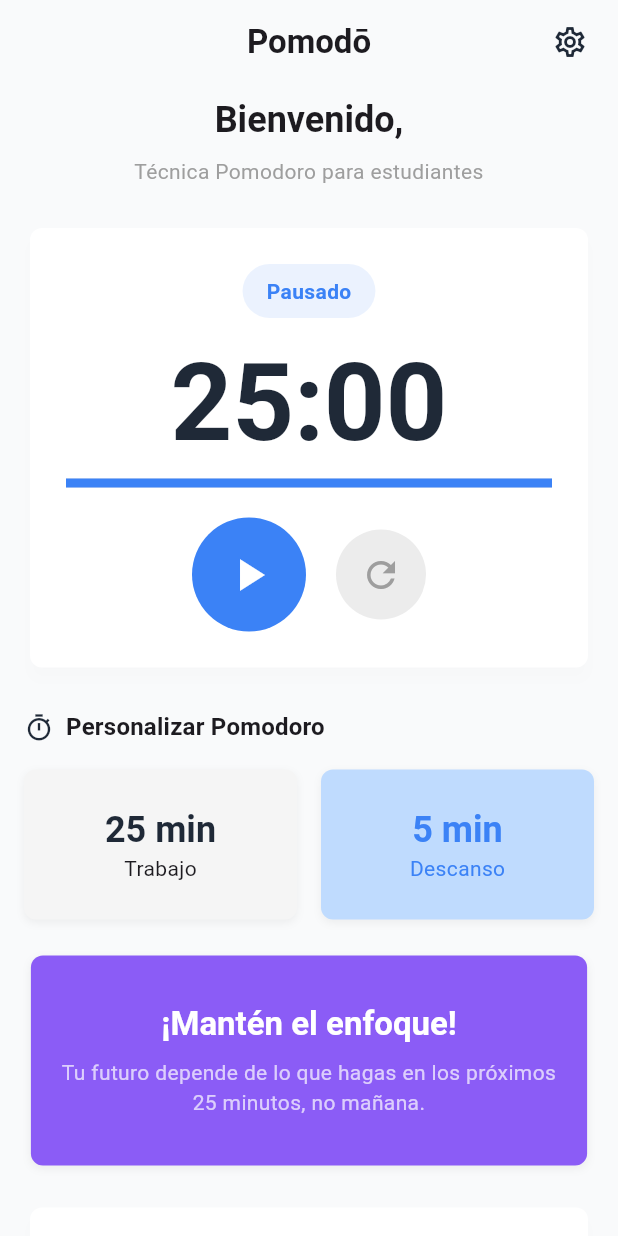
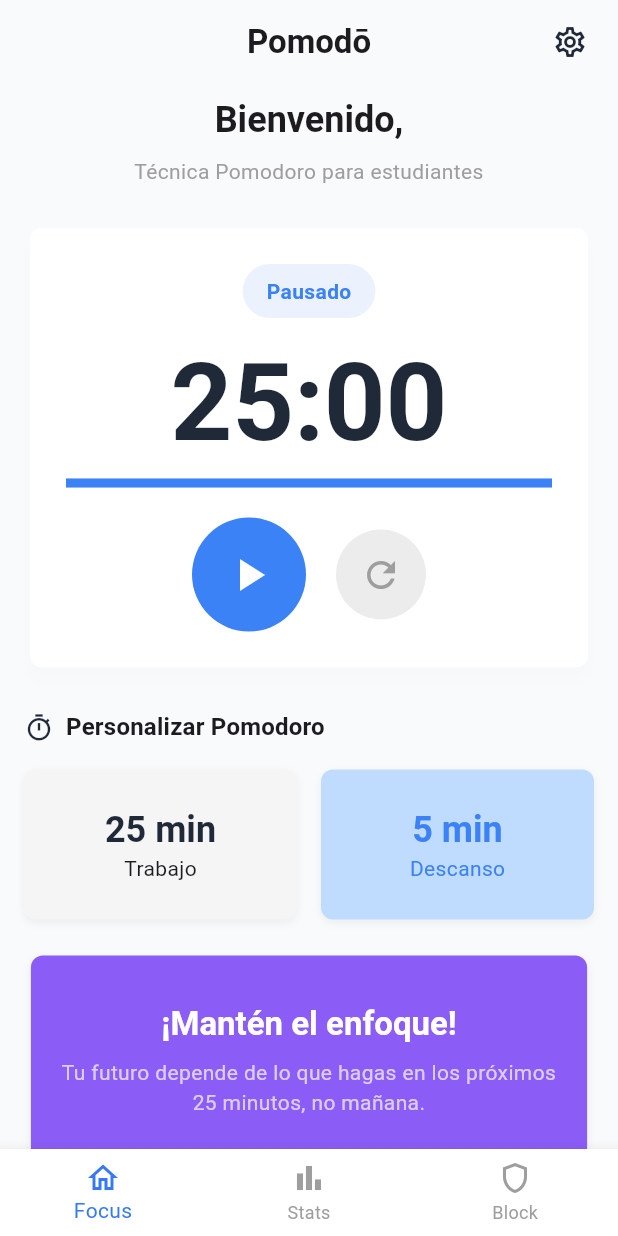
Before and after one commit to LautaroVegaa/Pomodo-app, a Flutter app: the PomodoroScreen screen opened directly, on a phone screen of 412 x 824 dp. Run offline on Flutter 3.47's test engine with Material 3 defaults, Android fonts, the phone set to English and light mode, and no system bars; our stand-ins replace audioplayers, flutter_local_notifications, shared_preferences, supabase_flutter; accounts and stored records are empty.

Commit message:
feat(ui): add bottom navigation icons and disable onboarding reset for testing

```diff
--- a/lib/screens/pomodoro_screen.dart
+++ b/lib/screens/pomodoro_screen.dart
@@ -20,6 +20,9 @@ class PomodoroScreen extends StatefulWidget {
 class _PomodoroScreenState extends State<PomodoroScreen> {
   String? displayName;
   bool loading = true;
+
+  // ✅ NUEVO: índice para manejar el ítem activo del footer
+  int _currentIndex = 0;
 
   @override
   void initState() {
@@ -332,33 +335,61 @@ Center(
 
                   const SizedBox(height: 24),
                   const PomodoroStatsCard(),
-                  const SizedBox(height: 8),
-                  Center(
-                    child: TextButton(
-                      onPressed: () {
-                        Navigator.push(
-                          context,
-                          MaterialPageRoute(
-                              builder: (context) => const MoreStatsScreen()),
-                        );
-                      },
-                      child: Text(
-                        "Ver más estadísticas",
-                        style: Theme.of(context)
-                            .textTheme
-                            .titleMedium
-                            ?.copyWith(
-                              color: Theme.of(context).primaryColor,
-                              fontWeight: FontWeight.bold,
-                              decoration: TextDecoration.underline,
-                            ),
-                      ),
-                    ),
-                  ),
+
+                  // ❌ Se eliminó el botón "Ver más estadísticas"
+                  // porque ahora el acceso está en el footer (ícono Stats)
+
                   const SizedBox(height: 24),
                 ],
               ),
             ),
+
+      // ✅ FOOTER con íconos Focus / Stats / Block
+      bottomNavigationBar: BottomNavigationBar(
+        currentIndex: _currentIndex,
+        onTap: (index) {
+          setState(() => _currentIndex = index);
+
+          if (index == 1) {
+            // ✅ Navega a estadísticas y al volver, resetea el ícono activo a "Focus"
+            Navigator.push(
+              context,
+              MaterialPageRoute(
+                builder: (context) => const MoreStatsScreen(),
+              ),
+            ).then((_) {
+              setState(() => _currentIndex = 0); // vuelve a Focus al regresar
+            });
+          } else if (index == 2) {
+            ScaffoldMessenger.of(context).showSnackBar(
+              const SnackBar(
+                content: Text('Modo enfoque activado 🔒'),
+                behavior: SnackBarBehavior.floating,
+                duration: Duration(seconds: 2),
+              ),
+            );
+          }
+        },
+        backgroundColor:
+            isDarkMode ? const Color(0xFF0B1120) : Colors.white,
+        selectedItemColor: const Color(0xFF3579F6),
+        unselectedItemColor: Colors.grey,
+        type: BottomNavigationBarType.fixed,
+        items: const [
+          BottomNavigationBarItem(
+            icon: Icon(Icons.home_outlined),
+            label: 'Focus',
+          ),
+          BottomNavigationBarItem(
+            icon: Icon(Icons.bar_chart_outlined),
+            label: 'Stats',
+          ),
+          BottomNavigationBarItem(
+            icon: Icon(Icons.shield_outlined),
+            label: 'Block',
+          ),
+        ],
+      ), // ✅ Fin del footer
     );
   }
 }
```
Also changed, not shown: lib/screens/settings_screen.dart (+0 -21 lines).
